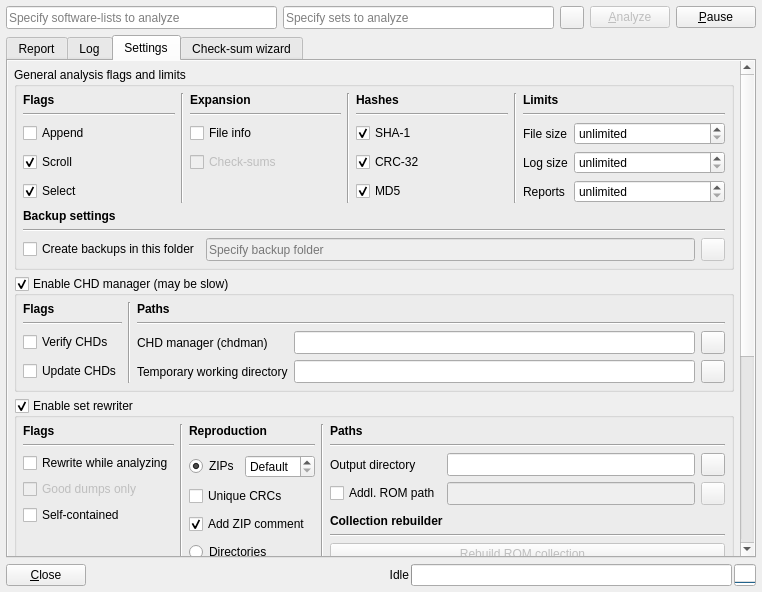
This is romalyzer.ui in qmc2/qmc2-mame-fe as Qt 5 draws it before an edit. The edited form follows.
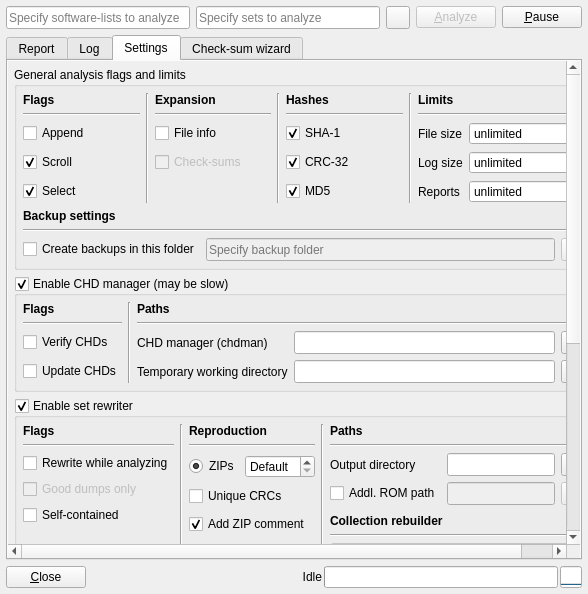
This is the edited form. The open tabs and pages were chosen to show the change. Icons and pictures are not drawn.

```diff
--- a/romalyzer.ui
+++ b/romalyzer.ui
@@ -7,8 +7,8 @@
    <rect>
     <x>0</x>
     <y>0</y>
-    <width>762</width>
-    <height>592</height>
+    <width>588</width>
+    <height>594</height>
    </rect>
   </property>
   <property name="windowTitle">
@@ -344,7 +344,7 @@
            <rect>
             <x>0</x>
             <y>0</y>
-            <width>732</width>
+            <width>558</width>
             <height>797</height>
            </rect>
           </property>
```
Left out of the diff: 46 changed lines with no effect on the pictures.
